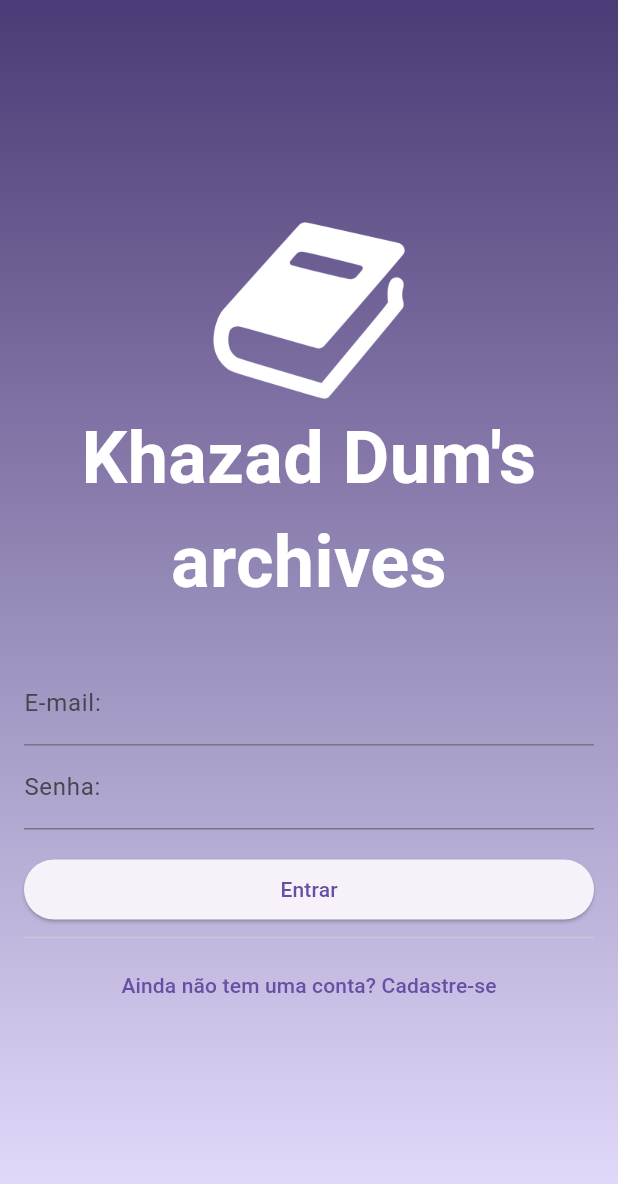
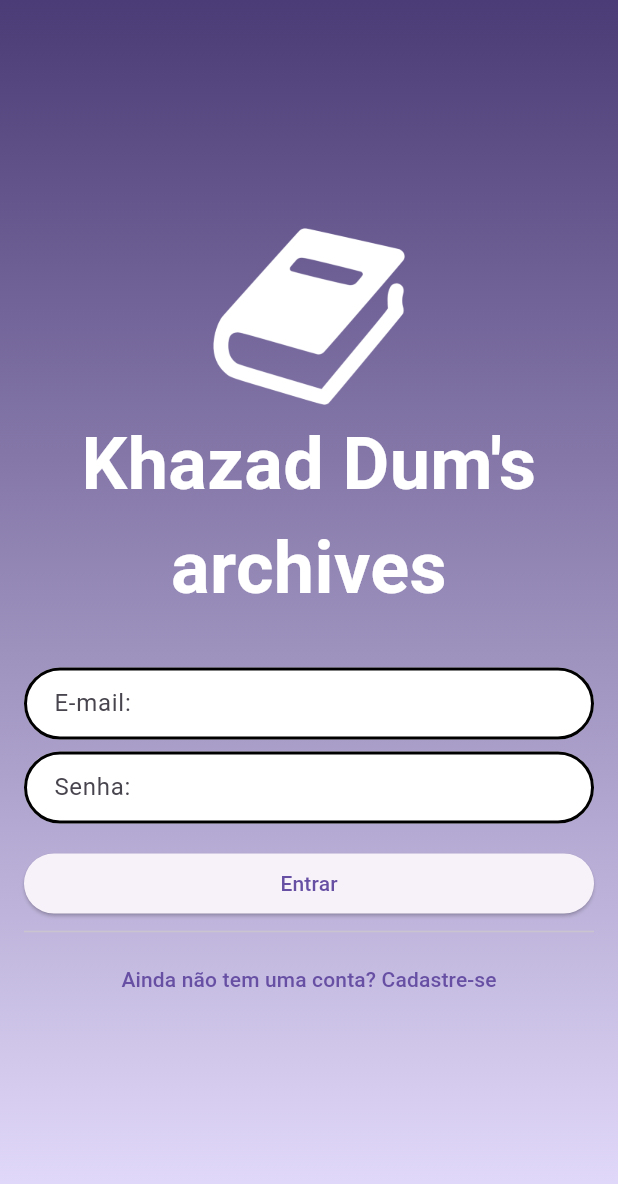
Before and after one commit to Lrlk/flutter_biblioteca, a Flutter app: the screen it shows after launch, on a phone screen of 412 x 824 dp. Shown: the top 1184 px of the screen. Run offline on Flutter 3.47's test engine with Material 3 defaults, Android fonts, the light colour scheme and no system bars.

Commit message:
input decoration

```diff
--- /dev/null
+++ b/lib/components/authentication_input_decoration.dart
@@ -0,0 +1,22 @@
+import 'package:flutter/material.dart';
+import 'package:flutter_biblioteca/_core/app_colors.dart';
+
+InputDecoration getAuthenticationInputDecoration(String label) {
+  return InputDecoration(
+    hintText: label,
+    fillColor: Colors.white,
+    filled: true,
+    contentPadding: const EdgeInsets.fromLTRB(16, 8, 16, 8),
+    border: OutlineInputBorder(
+      borderRadius: BorderRadius.circular(64),
+    ),
+    enabledBorder: OutlineInputBorder(
+      borderRadius: BorderRadius.circular(64),
+      borderSide: const BorderSide(color: Colors.black, width: 2),
+    ),
+    focusedBorder: OutlineInputBorder(
+      borderRadius: BorderRadius.circular(64),
+      borderSide: const BorderSide(color: AppColors.purpleDark, width: 4),
+    ),
+  );
+}
--- a/lib/screens/authentication_screen.dart
+++ b/lib/screens/authentication_screen.dart
@@ -1,5 +1,6 @@
 import 'package:flutter/material.dart';
 import 'package:flutter_biblioteca/_core/app_colors.dart';
+import 'package:flutter_biblioteca/components/authentication_Input_Decoration.dart';
 
 class AuthenticationScreen extends StatefulWidget {
   const AuthenticationScreen({super.key});
@@ -49,41 +50,34 @@ class _AuthenticationScreenState extends State<AuthenticationScreen> {
                             fontWeight: FontWeight.bold,
                             color: Colors.white),
                       ),
-                      const SizedBox(
-                        height: 32,
+                      const SizedBox(height: 32),
+                      TextFormField(
+                        decoration: getAuthenticationInputDecoration("E-mail:"),
                       ),
+                      const SizedBox(height: 8),
                       TextFormField(
-                        decoration: const InputDecoration(
-                          label: Text("E-mail:"),
-                        ),
-                      ),
-                      TextFormField(
-                        decoration: const InputDecoration(
-                          label: Text("Senha:"),
-                        ),
+                        decoration: getAuthenticationInputDecoration("Senha:"),
                         obscureText: true,
                       ),
                       Visibility(
                         visible: !signIn,
                         child: Column(
                           children: [
+                            const SizedBox(height: 8),
                             TextFormField(
-                              decoration: const InputDecoration(
-                                label: Text("Confirmação de senha:"),
-                              ),
+                              decoration: getAuthenticationInputDecoration(
+                                  "Confirme a senha:"),
                               obscureText: true,
                             ),
+                            const SizedBox(height: 8),
                             TextFormField(
-                              decoration: const InputDecoration(
-                                label: Text("Apelido:"),
-                              ),
+                              decoration:
+                                  getAuthenticationInputDecoration("Apelido:"),
                             ),
                           ],
                         ),
                       ),
-                      const SizedBox(
-                        height: 16,
-                      ),
+                      const SizedBox(height: 16),
                       ElevatedButton(
                         onPressed: () {},
                         child: Text((signIn) ? "Entrar" : "Cadastrar"),
```
